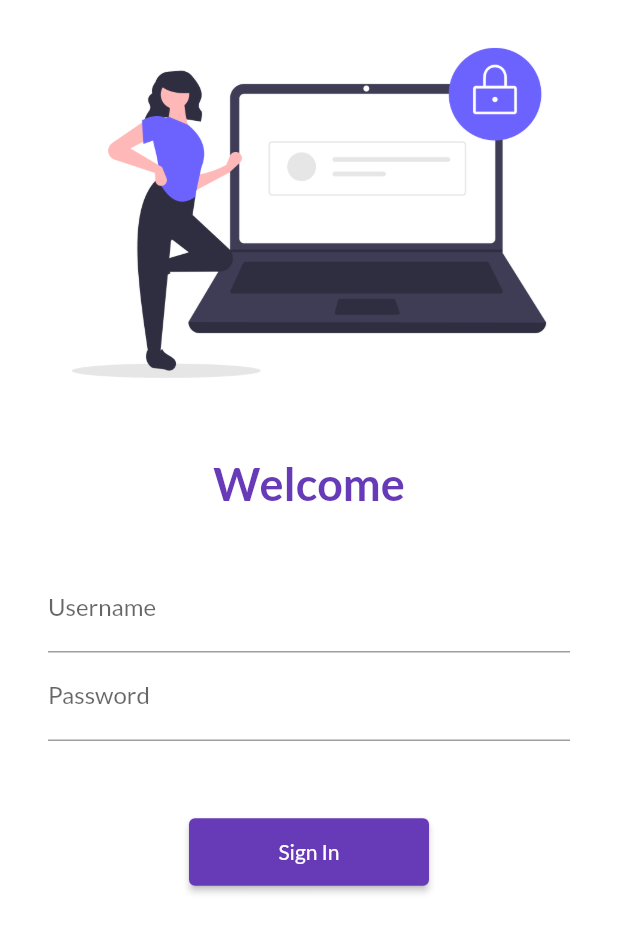
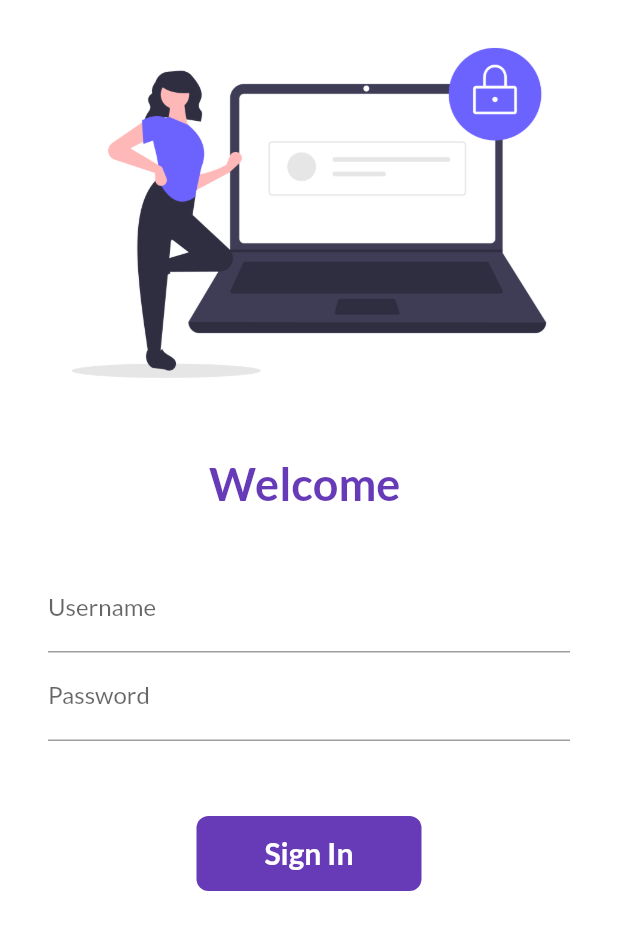
Before and after one commit to Harshad1999/30DaysOfFlutter, a Flutter app: the screen it shows after launch, on a phone screen of 412 x 824 dp. Shown: the top 933 px of the screen. Run offline on Flutter 3.47's test engine with Material 2 defaults, Android fonts, the phone set to English and light mode, and no system bars; our stand-ins replace google_fonts.

Commit message:
Day 6 Completed

```diff
--- a/lib/Pages/login_page.dart
+++ b/lib/Pages/login_page.dart
@@ -1,7 +1,14 @@
 import 'package:flutter/material.dart';
 import 'package:flutter_practice_codepur/Utils/routes.dart';
 
-class LoginPage extends StatelessWidget {
+class LoginPage extends StatefulWidget {
+  @override
+  _LoginPageState createState() => _LoginPageState();
+}
+
+class _LoginPageState extends State<LoginPage> {
+  String name = "";
+  bool changeShape = false;
   @override
   Widget build(BuildContext context) {
     return Material(
@@ -17,7 +24,7 @@
               height: 20.0,
             ),
             Text(
-              "Welcome",
+              "Welcome $name",
               style: TextStyle(
                 fontSize: 30,
                 color: Colors.deepPurple,
@@ -39,6 +46,10 @@
                       hintText: "Enter Username",
                       labelText: "Username",
                     ),
+                    onChanged: (value) {
+                      name = value;
+                      setState(() {});
+                    },
                   ),
                   TextFormField(
                     obscureText: true,
@@ -50,15 +61,50 @@
                   SizedBox(
                     height: 50.0,
                   ),
-                  ElevatedButton(
-                    onPressed: () {
+                  InkWell(
+                    onTap: () async {
+                      setState(() {
+                        changeShape = true;
+                      });
+
+                      await Future.delayed(Duration(seconds: 1));
                       Navigator.pushNamed(context, MyRoutes.homeRoute);
                     },
-                    child: Text("Sign In"),
-                    style: TextButton.styleFrom(
-                      minimumSize: Size(160, 45),
+                    child: AnimatedContainer(
+                      duration: Duration(seconds: 1),
+                      width: changeShape ? 50 : 150,
+                      height: 50,
+                      alignment: Alignment.center,
+                      child: changeShape
+                          ? Icon(
+                              Icons.done,
+                              color: Colors.white,
+                            )
+                          : Text(
+                              "Sign In",
+                              style: TextStyle(
+                                  fontSize: 20,
+                                  color: Colors.white,
+                                  fontWeight: FontWeight.bold),
+                            ),
+                      decoration: BoxDecoration(
+                          // shape: changeShape
+                          //     ? BoxShape.circle
+                          //     : BoxShape.rectangle,
+                          borderRadius:
+                              BorderRadius.circular(changeShape ? 50 : 8),
+                          color: Colors.deepPurple),
                     ),
-                  )
+                  ),
+                  // ElevatedButton(
+                  //   onPressed: () {
+                  //     Navigator.pushNamed(context, MyRoutes.homeRoute);
+                  //   },
+                  //   child: Text("Sign In"),
+                  //   style: TextButton.styleFrom(
+                  //     minimumSize: Size(160, 45),
+                  //   ),
+                  // )
                 ],
               ),
             ),
```
